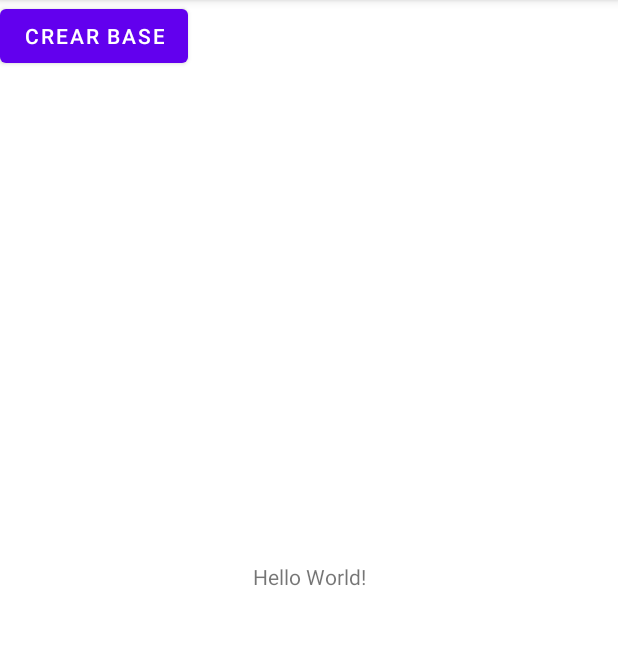
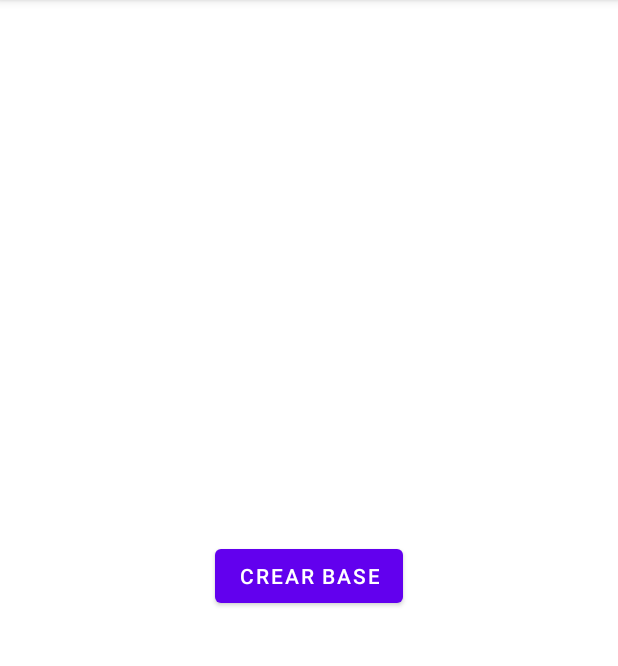
Before and after one commit to Carlos-gitjub/YourCircadian, an Android app: the screen it shows after launch (MainActivity), on a phone screen of 412 x 824 dp, the part 84-750 px from its top. Run offline under Robolectric (Android 15) with nearby library versions, the phone set to English and light mode, and no system bars.

```diff
--- a/app/src/main/res/layout/activity_main.xml
+++ b/app/src/main/res/layout/activity_main.xml
@@ -20,7 +20,9 @@
         android:layout_width="wrap_content"
         android:layout_height="wrap_content"
         android:text="Crear base"
-        tools:layout_editor_absoluteX="158dp"
-        tools:layout_editor_absoluteY="502dp" />
+        app:layout_constraintBottom_toBottomOf="parent"
+        app:layout_constraintLeft_toLeftOf="parent"
+        app:layout_constraintRight_toRightOf="parent"
+        app:layout_constraintTop_toTopOf="parent" />
 
 </androidx.constraintlayout.widget.ConstraintLayout>
```
